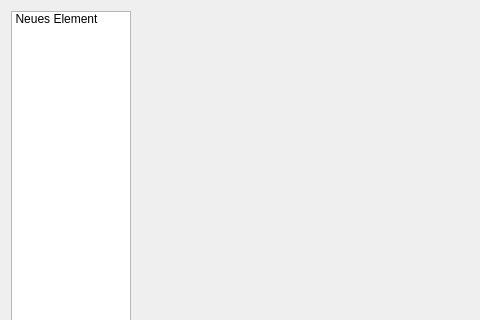
This is trunk/ui/configDialog.ui in drf/shaman1 as Qt 5 draws it before an edit; both pictures show x 0 to 480 and y 0 to 320 of the 626 by 461 pixel window. The edited form follows.
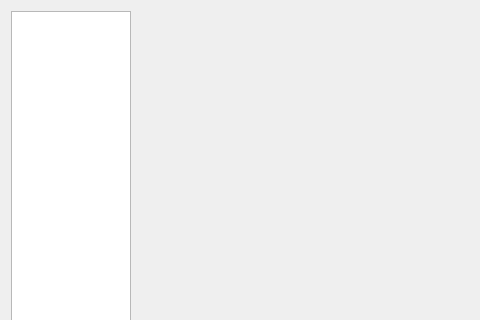
This is the edited form. Icons and pictures are not drawn.

Commit message: New Config Dialog with Repos in it :)

Patch:
```diff
--- a/trunk/ui/configDialog.ui
+++ b/trunk/ui/configDialog.ui
@@ -45,14 +45,6 @@
      <property name="viewMode" >
       <enum>QListView::IconMode</enum>
      </property>
-     <item>
-      <property name="text" >
-       <string>Neues Element</string>
-      </property>
-      <property name="icon" >
-       <iconset resource="qtpacman.qrc" >:/Icons/icons/dialog-cancel.png</iconset>
-      </property>
-     </item>
     </widget>
    </item>
    <item row="2" column="0" colspan="2" >
```
Left out of the diff: 3 changed lines with no effect on the pictures. The commit also changes 4 other files.
